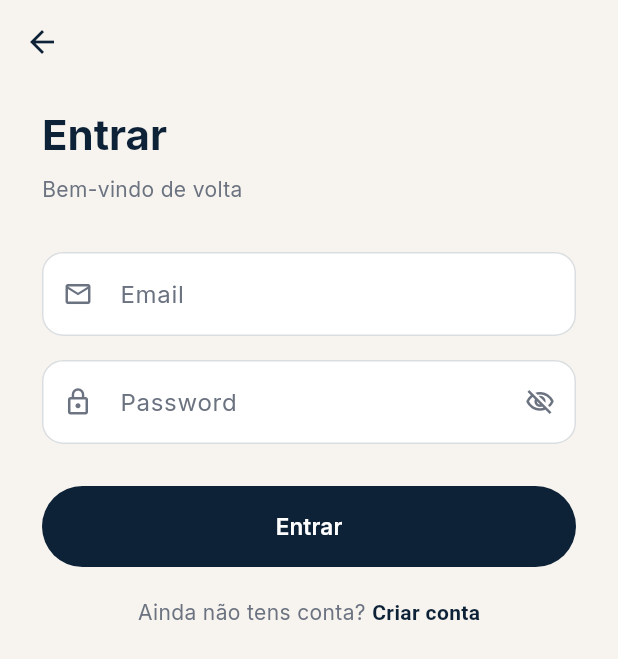
After one commit to marteleira/crowdsourced-beach-data-platform, a Flutter app: the screen it shows after launch, after a tap on "Entrar com email", on a phone screen of 412 x 824 dp. The commit adds this screen. Shown: the top 659 px of the screen. Run offline on Flutter 3.47's test engine with Material 3 defaults, Android fonts, the phone set to English and light mode, and no system bars; our stand-ins replace device_info_plus, dio, flutter_riverpod, flutter_secure_storage, go_router, google_fonts and 1 more.

Commit message:
Basic Auth

```diff
--- a/onda_certa_app/lib/app.dart
+++ b/onda_certa_app/lib/app.dart
@@ -2,6 +2,7 @@ import 'package:flutter/material.dart';
 import 'package:flutter_riverpod/flutter_riverpod.dart';
 import 'package:go_router/go_router.dart';
 import 'core/auth/auth_provider.dart';
+import 'features/auth/presentation/email_login_screen.dart';
 import 'features/auth/presentation/login_screen.dart';
 import 'features/home/presentation/home_screen.dart';
 import 'shared/theme/app_theme.dart';
@@ -21,6 +22,10 @@ final _routerProvider = Provider<GoRouter>((ref) {
       GoRoute(
         path: '/',
         builder: (_, _) => const LoginScreen(),
+      ),
+      GoRoute(
+        path: '/login/email',
+        builder: (_, _) => const EmailLoginScreen(),
       ),
       GoRoute(
         path: '/home',
--- a/onda_certa_app/lib/core/auth/auth_repository.dart
+++ b/onda_certa_app/lib/core/auth/auth_repository.dart
@@ -34,6 +34,22 @@ class AuthRepository {
     return TokenResponse.fromJson(res.data as Map<String, dynamic>);
   }
 
+  Future<TokenResponse> registerWithEmail(
+    String email,
+    String password,
+    String displayName,
+  ) async {
+    final res = await _dio.post(
+      '/auth/register',
+      data: {
+        'email': email,
+        'password': password,
+        'display_name': displayName,
+      },
+    );
+    return TokenResponse.fromJson(res.data as Map<String, dynamic>);
+  }
+
   Future<TokenResponse> loginWithEmail(String email, String password) async {
     final res = await _dio.post(
       '/auth/login',
--- /dev/null
+++ b/onda_certa_app/lib/features/auth/presentation/email_login_screen.dart
@@ -0,0 +1,315 @@
+import 'package:dio/dio.dart';
+import 'package:flutter/material.dart';
+import 'package:flutter_riverpod/flutter_riverpod.dart';
+import 'package:go_router/go_router.dart';
+import '../../../core/auth/auth_provider.dart';
+import '../../../shared/theme/app_theme.dart';
+
+class EmailLoginScreen extends ConsumerStatefulWidget {
+  const EmailLoginScreen({super.key});
+
+  @override
+  ConsumerState<EmailLoginScreen> createState() => _EmailLoginScreenState();
+}
+
+class _EmailLoginScreenState extends ConsumerState<EmailLoginScreen> {
+  final _formKey = GlobalKey<FormState>();
+  final _emailCtrl = TextEditingController();
+  final _passwordCtrl = TextEditingController();
+  final _nameCtrl = TextEditingController();
+
+  bool _isRegister = false;
+  bool _obscurePassword = true;
+  bool _loading = false;
+  String? _errorMessage;
+
+  @override
+  void dispose() {
+    _emailCtrl.dispose();
+    _passwordCtrl.dispose();
+    _nameCtrl.dispose();
+    super.dispose();
+  }
+
+  @override
+  Widget build(BuildContext context) {
+    ref.listen<AsyncValue<AuthState>>(authProvider, (_, next) {
+      if (next case AsyncData(value: AuthAuthenticated())) {
+        context.go('/home');
+      }
+    });
+
+    return Scaffold(
+      backgroundColor: AppColors.background,
+      appBar: AppBar(
+        backgroundColor: AppColors.background,
+        elevation: 0,
+        scrolledUnderElevation: 0,
+        leading: IconButton(
+          icon: const Icon(Icons.arrow_back, color: AppColors.primary),
+          onPressed: () => context.pop(),
+        ),
+      ),
+      body: SafeArea(
+        child: SingleChildScrollView(
+          padding: const EdgeInsets.symmetric(horizontal: 28),
+          child: Form(
+            key: _formKey,
+            child: Column(
+              crossAxisAlignment: CrossAxisAlignment.stretch,
+              children: [
+                const SizedBox(height: 16),
+                Text(
+                  _isRegister ? 'Criar conta' : 'Entrar',
+                  style: Theme.of(context).textTheme.headlineMedium?.copyWith(
+                        color: AppColors.primary,
+                        fontWeight: FontWeight.w700,
+                      ),
+                ),
+                const SizedBox(height: 8),
+                Text(
+                  _isRegister
+                      ? 'Regista-te para contribuíres com a comunidade'
+                      : 'Bem-vindo de volta',
+                  style: Theme.of(context).textTheme.bodyMedium?.copyWith(
+                        color: AppColors.textSecondary,
+                      ),
+                ),
+                const SizedBox(height: 32),
+                if (_isRegister) ...[
+                  _buildField(
+                    controller: _nameCtrl,
+                    label: 'Nome',
+                    hint: 'O teu nome',
+                    icon: Icons.person_outline,
+                    validator: (v) =>
+                        (v == null || v.trim().isEmpty) ? 'Introduz o teu nome' : null,
+                  ),
+                  const SizedBox(height: 16),
+                ],
+                _buildField(
+                  controller: _emailCtrl,
+                  label: 'Email',
+                  hint: 'o.teu@email.com',
+                  icon: Icons.email_outlined,
+                  keyboardType: TextInputType.emailAddress,
+                  validator: (v) {
+                    if (v == null || v.trim().isEmpty) return 'Introduz o email';
+                    if (!v.contains('@')) return 'Email inválido';
+                    return null;
+                  },
+                ),
+                const SizedBox(height: 16),
+                _buildPasswordField(),
+                if (_errorMessage != null) ...[
+                  const SizedBox(height: 16),
+                  Container(
+                    padding: const EdgeInsets.symmetric(
+                        horizontal: 16, vertical: 12),
+                    decoration: BoxDecoration(
+                      color: AppColors.coral.withValues(alpha: 0.1),
+                      borderRadius: BorderRadius.circular(12),
+                    ),
+                    child: Row(
+                      children: [
+                        const Icon(Icons.error_outline,
+                            color: AppColors.coral, size: 18),
+                        const SizedBox(width: 8),
+                        Expanded(
+                          child: Text(
+                            _errorMessage!,
+                            style:
+                                Theme.of(context).textTheme.bodySmall?.copyWith(
+                                      color: AppColors.coral,
+                                    ),
+                          ),
+                        ),
+                      ],
+                    ),
+                  ),
+                ],
+                const SizedBox(height: 28),
+                SizedBox(
+                  height: 54,
+                  child: ElevatedButton(
+                    onPressed: _loading ? null : _submit,
+                    style: ElevatedButton.styleFrom(
+                      backgroundColor: AppColors.primary,
+                      foregroundColor: Colors.white,
+                      disabledBackgroundColor:
+                          AppColors.primary.withValues(alpha: 0.7),
+                      shape: const StadiumBorder(),
+                      elevation: 0,
+                    ),
+                    child: _loading
+                        ? const SizedBox(
+                            width: 20,
+                            height: 20,
+                            child: CircularProgressIndicator(
+                              color: Colors.white,
+                              strokeWidth: 2,
+                            ),
+                          )
+                        : Text(
+                            _isRegister ? 'Criar conta' : 'Entrar',
+                            style: const TextStyle(
+                              fontSize: 15,
+                              fontWeight: FontWeight.w600,
+                            ),
+                          ),
+                  ),
+                ),
+                const SizedBox(height: 20),
+                GestureDetector(
+                  onTap: () => setState(() {
+                    _isRegister = !_isRegister;
+                    _errorMessage = null;
+                  }),
+                  child: Center(
+                    child: Text.rich(
+                      TextSpan(
+                        style: Theme.of(context).textTheme.bodyMedium?.copyWith(
+                              color: AppColors.textSecondary,
+                            ),
+                        children: [
+                          TextSpan(
+                            text: _isRegister
+                                ? 'Já tens conta? '
+                                : 'Ainda não tens conta? ',
+                          ),
+                          TextSpan(
+                            text: _isRegister ? 'Entrar' : 'Criar conta',
+                            style: const TextStyle(
+                              color: AppColors.primary,
+                              fontWeight: FontWeight.w600,
+                            ),
+                          ),
+                        ],
+                      ),
+                    ),
+                  ),
+                ),
+                const SizedBox(height: 32),
+              ],
+            ),
+          ),
+        ),
+      ),
+    );
+  }
+
+  Widget _buildField({
+    required TextEditingController controller,
+    required String label,
+    required String hint,
+    required IconData icon,
+    TextInputType? keyboardType,
+    String? Function(String?)? validator,
+  }) {
+    return TextFormField(
+      controller: controller,
+      keyboardType: keyboardType,
+      validator: validator,
+      style: const TextStyle(color: AppColors.primary),
+      decoration: _inputDecoration(label: label, hint: hint, icon: icon),
+    );
+  }
+
+  Widget _buildPasswordField() {
+    return TextFormField(
+      controller: _passwordCtrl,
+      obscureText: _obscurePassword,
+      validator: (v) {
+        if (v == null || v.isEmpty) return 'Introduz a password';
+        if (_isRegister && v.length < 8) return 'Mínimo 8 caracteres';
+        return null;
+      },
+      style: const TextStyle(color: AppColors.primary),
+      decoration: _inputDecoration(
+        label: 'Password',
+        hint: '••••••••',
+        icon: Icons.lock_outline,
+      ).copyWith(
+        suffixIcon: IconButton(
+          icon: Icon(
+            _obscurePassword ? Icons.visibility_off_outlined : Icons.visibility_outlined,
+            color: AppColors.textSecondary,
+            size: 20,
+          ),
+          onPressed: () => setState(() => _obscurePassword = !_obscurePassword),
+        ),
+      ),
+    );
+  }
+
+  InputDecoration _inputDecoration({
+    required String label,
+    required String hint,
+    required IconData icon,
+  }) {
+    return InputDecoration(
+      labelText: label,
+      hintText: hint,
+      prefixIcon: Icon(icon, color: AppColors.textSecondary, size: 20),
+      labelStyle: const TextStyle(color: AppColors.textSecondary),
+      hintStyle: const TextStyle(color: AppColors.textHint),
+      filled: true,
+      fillColor: Colors.white,
+      border: OutlineInputBorder(
+        borderRadius: BorderRadius.circular(14),
+        borderSide: BorderSide(
+            color: AppColors.primary.withValues(alpha: 0.15)),
+      ),
+      enabledBorder: OutlineInputBorder(
+        borderRadius: BorderRadius.circular(14),
+        borderSide: BorderSide(
+            color: AppColors.primary.withValues(alpha: 0.15)),
+      ),
+      focusedBorder: OutlineInputBorder(
+        borderRadius: BorderRadius.circular(14),
+        borderSide: const BorderSide(color: AppColors.teal, width: 1.5),
+      ),
+      errorBorder: OutlineInputBorder(
+        borderRadius: BorderRadius.circular(14),
+        borderSide: const BorderSide(color: AppColors.coral),
+      ),
+      focusedErrorBorder: OutlineInputBorder(
+        borderRadius: BorderRadius.circular(14),
+        borderSide: const BorderSide(color: AppColors.coral, width: 1.5),
+      ),
+    );
+  }
+
+  Future<void> _submit() async {
+    if (!(_formKey.currentState?.validate() ?? false)) return;
+    setState(() {
+      _loading = true;
+      _errorMessage = null;
+    });
+    try {
+      if (_isRegister) {
+        await ref.read(authProvider.notifier).registerWithEmail(
+              _emailCtrl.text.trim(),
+              _passwordCtrl.text,
+              _nameCtrl.text.trim(),
+            );
+      } else {
+        await ref.read(authProvider.notifier).loginWithEmail(
+              _emailCtrl.text.trim(),
+              _passwordCtrl.text,
+            );
+      }
+    } on DioException catch (e) {
+      final msg = e.response?.data?['detail'];
+      setState(() => _errorMessage = msg is String
+          ? msg
+          : _isRegister
+              ? 'Erro ao criar conta. Verifica os dados.'
+              : 'Email ou password incorrectos.');
+    } catch (_) {
+      setState(() => _errorMessage = 'Erro de ligação. Tenta novamente.');
+    } finally {
+      if (mounted) setState(() => _loading = false);
+    }
+  }
+}
--- a/onda_certa_app/lib/features/auth/presentation/login_screen.dart
+++ b/onda_certa_app/lib/features/auth/presentation/login_screen.dart
@@ -90,7 +90,7 @@ class _LoginScreenState extends ConsumerState<LoginScreen> {
                           child: CircularProgressIndicator(strokeWidth: 2),
                         )
                       : Text(
-                          'Continue as Guest',
+                          'Continuar como visitante',
                           style:
                               Theme.of(context).textTheme.bodyMedium?.copyWith(
                                     color: AppColors.textSecondary,
@@ -116,7 +116,7 @@ class _LoginScreenState extends ConsumerState<LoginScreen> {
       if (idToken == null) {
         if (mounted) {
           ScaffoldMessenger.of(context).showSnackBar(
-            const SnackBar(content: Text('Could not get Google ID token')),
+            const SnackBar(content: Text('Não foi possível obter o token Google')),
           );
         }
         return;
@@ -125,7 +125,7 @@ class _LoginScreenState extends ConsumerState<LoginScreen> {
     } on GoogleSignInException catch (e) {
       if (mounted) {
         ScaffoldMessenger.of(context).showSnackBar(
-          SnackBar(content: Text(e.description ?? 'Google sign-in failed')),
+          SnackBar(content: Text(e.description ?? 'Falha ao entrar com Google')),
         );
       }
     } finally {
@@ -218,7 +218,7 @@ class _GoogleButton extends StatelessWidget {
                   _GoogleGLogo(),
                   const SizedBox(width: 12),
                   const Text(
-                    'Sign in with Google',
+                    'Entrar com Google',
                     style: TextStyle(
                       fontSize: 15,
                       fontWeight: FontWeight.w500,
@@ -255,7 +255,7 @@ class _EmailButton extends StatelessWidget {
           shape: const StadiumBorder(),
         ),
         child: const Text(
-          'Sign in with email',
+          'Entrar com email',
           style: TextStyle(
             fontSize: 15,
             fontWeight: FontWeight.w500,
@@ -281,17 +281,17 @@ class _Footer extends StatelessWidget {
 
     return Text.rich(
       TextSpan(
-        text: 'By continuing, you agree to our ',
+        text: 'Ao continuar, aceitas os nossos ',
         style: style,
         children: [
           TextSpan(
-            text: 'Terms of Service',
+            text: 'Termos de Serviço',
             style: linkStyle,
             recognizer: TapGestureRecognizer()..onTap = () {},
           ),
-          const TextSpan(text: ' and\n'),
+          const TextSpan(text: ' e\n'),
           TextSpan(
-            text: 'Privacy Policy',
+            text: 'Política de Privacidade',
             style: linkStyle,
             recognizer: TapGestureRecognizer()..onTap = () {},
           ),
```
Also changed, not shown: onda_certa_app/lib/core/auth/auth_provider.dart (+40 -0 lines), 2 other files.
